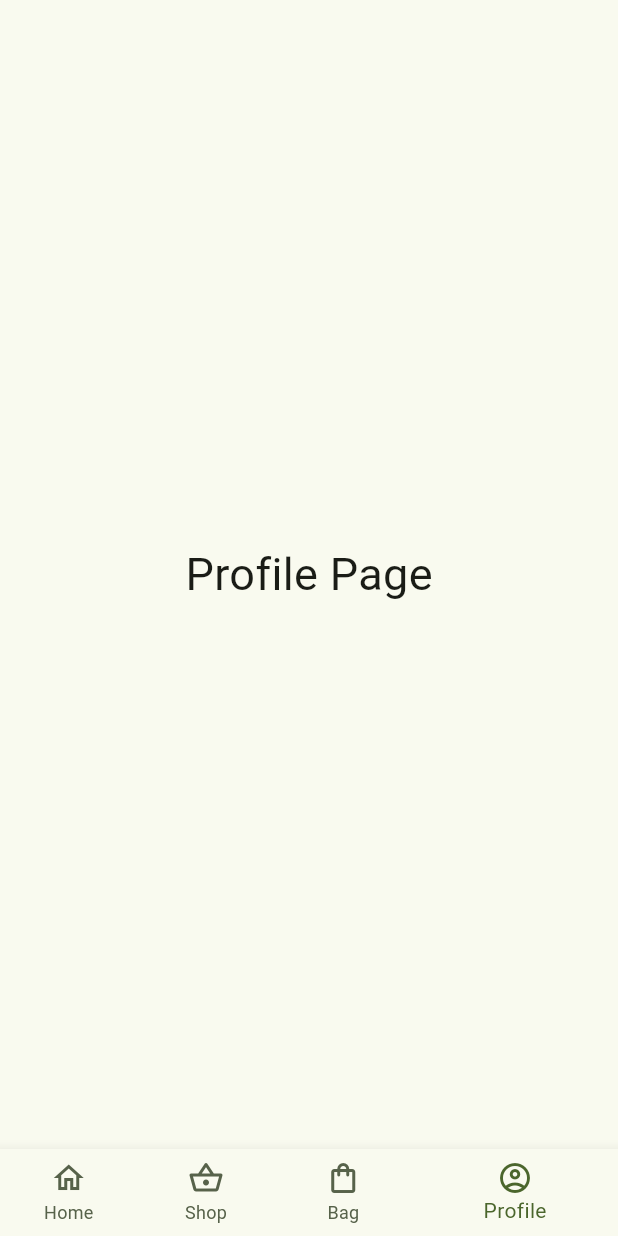
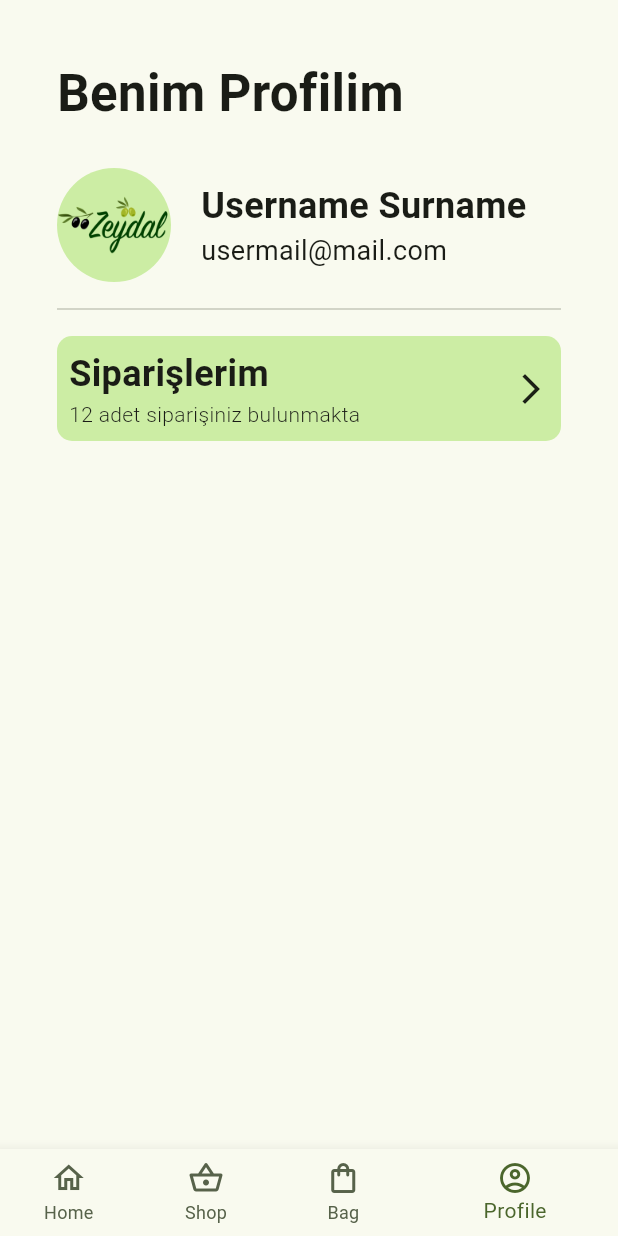
Before and after one commit to omerfaruksomay/zeydal_ecom, a Flutter app: the MainLayout screen opened directly, item 4 of the bottom bar chosen, on a phone screen of 412 x 824 dp. Run offline on Flutter 3.47's test engine with Material 3 defaults, Android fonts, the phone set to English and light mode, and no system bars; drawn by our look-alikes of flutter_animate.

```diff
--- a/lib/main.dart
+++ b/lib/main.dart
@@ -17,7 +17,10 @@ class MyApp extends StatelessWidget {
       debugShowCheckedModeBanner: false,
       title: 'Flutter Demo',
       theme: ThemeData(
-        colorScheme: ColorScheme.fromSeed(seedColor: Colors.lightGreenAccent),
+        colorScheme: ColorScheme.fromSeed(
+          seedColor: Colors.lightGreenAccent,
+          background: Colors.white,
+        ),
         useMaterial3: true,
       ),
       home: ChangeNotifierProvider(
--- a/lib/view/auth/login_page.dart
+++ b/lib/view/auth/login_page.dart
@@ -113,10 +113,8 @@ class LoginPage extends StatelessWidget {
           style: TextStyle(fontSize: 16),
         ),
         const SizedBox(height: 10),
-        Row(
-          mainAxisAlignment: MainAxisAlignment.center,
-          children: [
         InkWell(
+          splashColor: Theme.of(context).colorScheme.primaryContainer,
           borderRadius: const BorderRadius.all(Radius.circular(10)),
           highlightColor: Theme.of(context).colorScheme.primaryContainer,
           onTap: () {
@@ -129,23 +127,6 @@ class LoginPage extends StatelessWidget {
               scale: 2,
             ),
           ),
-            ),
-            const SizedBox(width: 15),
-            InkWell(
-              borderRadius: const BorderRadius.all(Radius.circular(10)),
-              highlightColor: Theme.of(context).colorScheme.primaryContainer,
-              onTap: () {
-                print("Facebook pressed");
-              },
-              child: Padding(
-                padding: const EdgeInsets.all(8.0),
-                child: Image.asset(
-                  'assets/images/facebook.png',
-                  scale: 2,
-                ),
-              ),
-            ),
-          ],
         )
       ],
     );
--- a/lib/view/main_pages/profile_page.dart
+++ b/lib/view/main_pages/profile_page.dart
@@ -1,14 +1,105 @@
 import 'package:flutter/material.dart';
+import 'package:flutter_animate/flutter_animate.dart';
 
 class ProfilePage extends StatelessWidget {
   const ProfilePage({super.key});
 
   @override
   Widget build(BuildContext context) {
-    return const Center(
-      child: Text(
-        "Profile Page",
-        style: TextStyle(fontSize: 30),
+    return SafeArea(
+      child: Padding(
+        padding: const EdgeInsets.all(38.0),
+        child: Column(
+          crossAxisAlignment: CrossAxisAlignment.start,
+          children: [
+            const Text(
+              'Benim Profilim',
+              style: TextStyle(
+                fontSize: 34,
+                fontWeight: FontWeight.bold,
+              ),
+            ),
+            const SizedBox(height: 25),
+            _buildUserInfoSection(),
+            const SizedBox(height: 10),
+            const Divider(),
+            const SizedBox(height: 10),
+            _buildMenuItem(context),
+          ],
+        ),
+      ),
+    ).animate().fade();
+  }
+
+  Row _buildUserInfoSection() {
+    return Row(
+      children: [
+        CircleAvatar(
+          radius: 38,
+          child: Image.asset('assets/images/logo.png'),
+        ),
+        const SizedBox(width: 20),
+        const Column(
+          crossAxisAlignment: CrossAxisAlignment.start,
+          children: [
+            Text(
+              'Username Surname',
+              style: TextStyle(
+                fontSize: 24,
+                fontWeight: FontWeight.bold,
+              ),
+            ),
+            Text(
+              'usermail@mail.com',
+              style: TextStyle(
+                fontSize: 18,
+                fontWeight: FontWeight.w400,
+              ),
+            ),
+          ],
+        ),
+      ],
+    );
+  }
+
+  Widget _buildMenuItem(BuildContext context) {
+    return Material(
+      color: Theme.of(context).colorScheme.primaryContainer,
+      borderRadius: const BorderRadius.all(Radius.circular(10)),
+      child: InkWell(
+        borderRadius: const BorderRadius.all(Radius.circular(10)),
+        highlightColor: Colors.white,
+        splashColor: Colors.white,
+        onTap: () {
+          print('Orders button pressed');
+        },
+        child: const Padding(
+          padding: EdgeInsets.all(8.0),
+          child: Row(
+            mainAxisAlignment: MainAxisAlignment.spaceBetween,
+            children: [
+              Column(
+                crossAxisAlignment: CrossAxisAlignment.start,
+                children: [
+                  Text(
+                    'Siparişlerim',
+                    style: TextStyle(fontSize: 24, fontWeight: FontWeight.bold),
+                  ),
+                  Text(
+                    '12 adet siparişiniz bulunmakta',
+                    style: TextStyle(
+                      fontSize: 14,
+                      fontWeight: FontWeight.w300,
+                    ),
+                  ),
+                ],
+              ),
+              Icon(
+                Icons.arrow_forward_ios,
+              ),
+            ],
+          ),
+        ),
       ),
     );
   }
```
Lines whose indentation alone changed are shown as unchanged.
